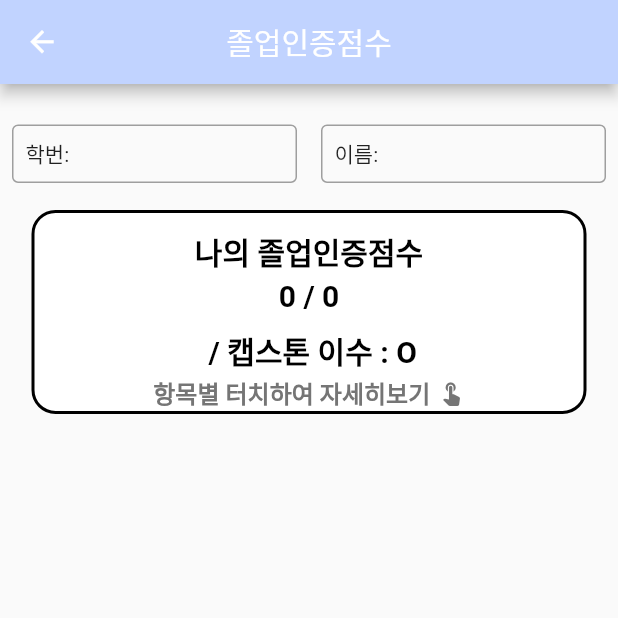
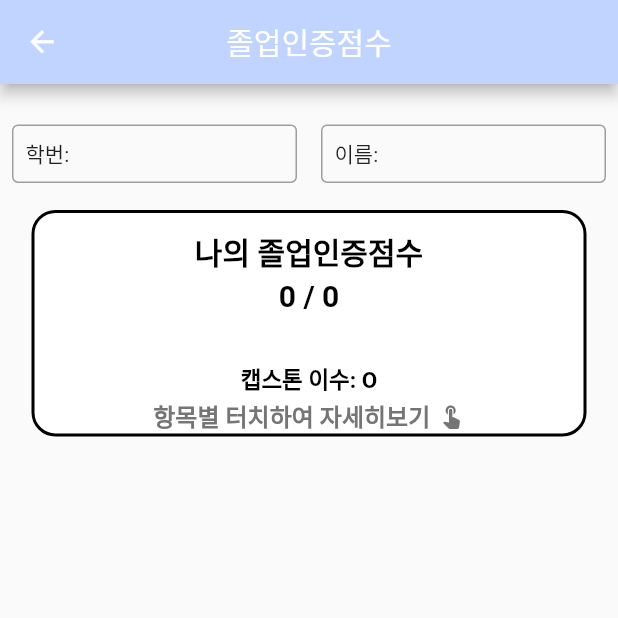
Before and after one commit to kimgu11/capston_18, a Flutter app: the searchScorePage screen opened directly with empty values, on a phone screen of 412 x 824 dp, the top half of it. Run offline on Flutter 3.47's test engine with Material 2 defaults, Android fonts, the light colour scheme and no system bars; our stand-ins replace file_picker, flutter_secure_storage, flutter_speed_dial; accounts and stored records are empty; network calls fail.

Commit message:
myScore 텍스트 수정, 첨부파일 확장자 및 크기 제한

```diff
--- a/lib/screens/gScore/gscore_search_score.dart
+++ b/lib/screens/gScore/gscore_search_score.dart
@@ -109,7 +109,7 @@
     if (a < 0) {
       leftScore = '졸업인증점수 완료';
     } else {
-      leftScore = '${a}점 남음';
+      leftScore = '${a}점 남았어요 화이팅';
     }
 
 
@@ -301,7 +301,25 @@
                             SizedBox(height: 10,),
                             if (capstone)
                               Text(
-                                "${leftScore + " / " + "캡스톤 이수 : O"}",
+                                leftScore,
+                                style: TextStyle(
+                                  fontSize: 20,
+                                  fontWeight: FontWeight.bold,
+                                  color: Colors.black,
+                                ),
+                              ),
+                            if (capstone)
+                              Text(
+                                "캡스톤 이수: O",
+                                style: TextStyle(
+                                  fontSize: 15,
+                                  fontWeight: FontWeight.bold,
+                                  color: Colors.black,
+                                ),
+                              ),
+                            if (!capstone)
+                              Text(
+                                leftScore,
                                 style: TextStyle(
                                   fontSize: 20,
                                   fontWeight: FontWeight.bold,
@@ -310,9 +328,9 @@
                               ),
                             if (!capstone)
                               Text(
-                                "${leftScore + " / " + "캡스톤 이수 : X"}",
+                                "캡스톤 이수: X",
                                 style: TextStyle(
-                                  fontSize: 20,
+                                  fontSize: 15,
                                   fontWeight: FontWeight.bold,
                                   color: Colors.black,
                                 ),
```
Also changed, not shown: lib/screens/gScore/gscore_modify_screen.dart (+48 -5 lines), lib/screens/gScore/gscore_myscore.dart (+4 -3 lines), lib/screens/gScore/gscore_regist_screen.dart (+55 -7 lines).
